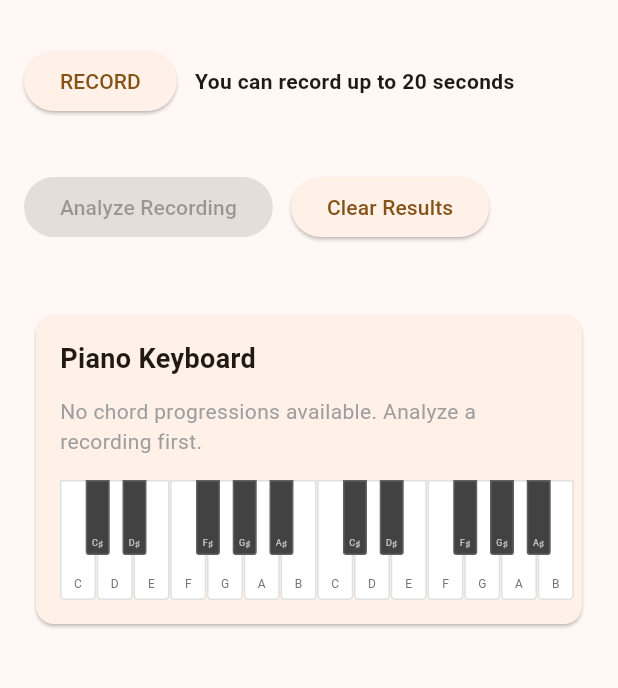
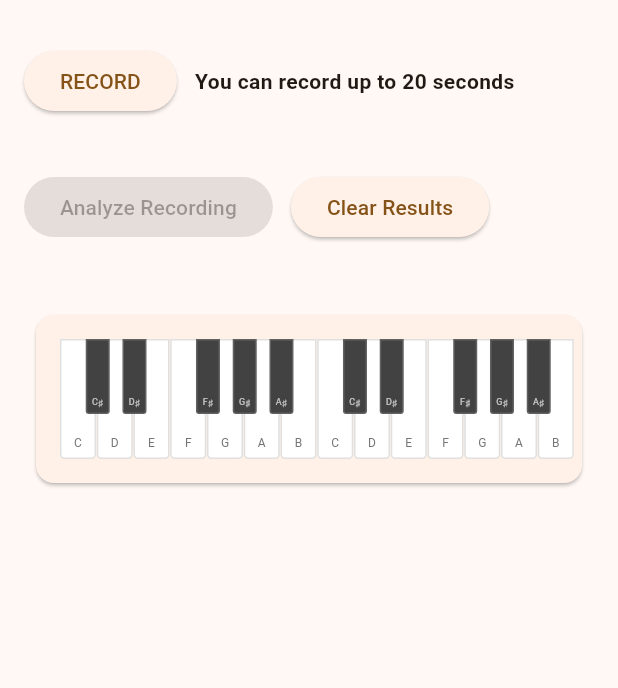
Before and after one commit to TiAndrsluwand/Cora-Flutter, a Flutter app: the screen it shows after launch, on a phone screen of 412 x 824 dp, the part 63-751 px from its top. Run offline on Flutter 3.47's test engine with Material 3 defaults, Android fonts, the phone set to English and light mode, and no system bars; our stand-ins replace just_audio, permission_handler; missing offline and left inert: audio_session, record.

Commit message:
Refactor PianoKeyboard widget for minimal and intuitive interface
- Remove dropdown chord selector completely
- Simplify widget props (removed availableChords, onChordChange)
- Display chord info above piano keys in cleaner format
- Center-align piano keyboard layout
- Update RecorderPage to use simplified PianoKeyboard
- Maintain visual chord highlighting functionality

🤖 Generated with [Claude Code](https://claude.ai/code)

Co-Authored-By: Claude <noreply@anthropic.com>

```diff
--- a/lib/src/recorder/recorder_page.dart
+++ b/lib/src/recorder/recorder_page.dart
@@ -453,14 +453,7 @@ class _RecorderPageState extends State<RecorderPage> with TickerProviderStateMix
             const SizedBox(height: 24),
             // Interactive Piano Keyboard
             PianoKeyboard(
-              availableChords: _suggestions.expand((prog) => prog.chords).toList(),
               selectedChord: _selectedChord,
-              onChordChange: (chord) {
-                setState(() => _selectedChord = chord);
-                if (chord != null) {
-                  ChordPlayer.playChord(chord.notes);
-                }
-              },
               showChordNotes: true,
             ),
             ],
--- a/lib/src/widgets/piano_keyboard.dart
+++ b/lib/src/widgets/piano_keyboard.dart
@@ -1,18 +1,13 @@
 import 'package:flutter/material.dart';
-import '../sound/chord_player.dart';
 import '../analysis/detected_chord.dart';
 
 class PianoKeyboard extends StatefulWidget {
-  final List<DetectedChord> availableChords;
   final DetectedChord? selectedChord;
-  final ValueChanged<DetectedChord?>? onChordChange;
   final bool showChordNotes;
 
   const PianoKeyboard({
     super.key,
-    required this.availableChords,
     this.selectedChord,
-    this.onChordChange,
     this.showChordNotes = true,
   });
 
@@ -44,64 +39,19 @@ class _PianoKeyboardState extends State<PianoKeyboard> {
       child: Padding(
         padding: const EdgeInsets.all(16),
         child: Column(
-          crossAxisAlignment: CrossAxisAlignment.start,
+          crossAxisAlignment: CrossAxisAlignment.center,
           children: [
-            const Text(
-              'Piano Keyboard',
-              style: TextStyle(fontSize: 18, fontWeight: FontWeight.bold),
-            ),
-            const SizedBox(height: 12),
-
-            // Chord selector dropdown
-            if (widget.availableChords.isNotEmpty) ...[
-              Row(
-                children: [
-                  const Text('Select Chord: ', style: TextStyle(fontWeight: FontWeight.w500)),
-                  const SizedBox(width: 8),
-                  DropdownButton<DetectedChord?>(
-                    value: widget.selectedChord,
-                    hint: const Text('Choose chord'),
-                    onChanged: widget.onChordChange,
-                    items: [
-                      const DropdownMenuItem<DetectedChord?>(
-                        value: null,
-                        child: Text('None'),
-                      ),
-                      ...widget.availableChords.map((chord) {
-                        return DropdownMenuItem<DetectedChord?>(
-                          value: chord,
-                          child: Text(chord.symbol),
-                        );
-                      }),
-                    ],
-                  ),
-                  if (widget.selectedChord != null) ...[
-                    const SizedBox(width: 12),
-                    ElevatedButton(
-                      onPressed: () {
-                        ChordPlayer.playChord(widget.selectedChord!.notes);
-                      },
-                      child: const Icon(Icons.play_arrow),
-                    ),
-                  ],
-                ],
+            if (widget.showChordNotes && widget.selectedChord != null) ...[
+              Text(
+                '${widget.selectedChord!.symbol}: ${_getActiveNotes().join(', ')}',
+                style: const TextStyle(
+                  fontSize: 16,
+                  fontWeight: FontWeight.w500,
+                  color: Colors.orange,
+                ),
               ),
-            ] else ...[
-              const Text(
-                'No chord progressions available. Analyze a recording first.',
-                style: TextStyle(color: Colors.grey, fontSize: 14),
-              ),
+              const SizedBox(height: 12),
             ],
-
-            if (widget.showChordNotes && widget.selectedChord != null) ...[
-              const SizedBox(height: 8),
-              Text(
-                'Chord notes: ${_getActiveNotes().join(', ')}',
-                style: const TextStyle(color: Colors.grey, fontSize: 14),
-              ),
-            ],
-
-            const SizedBox(height: 16),
 
             // Piano keyboard - Real piano layout
             // White keys: C D E F G A B (7 per octave)
```
